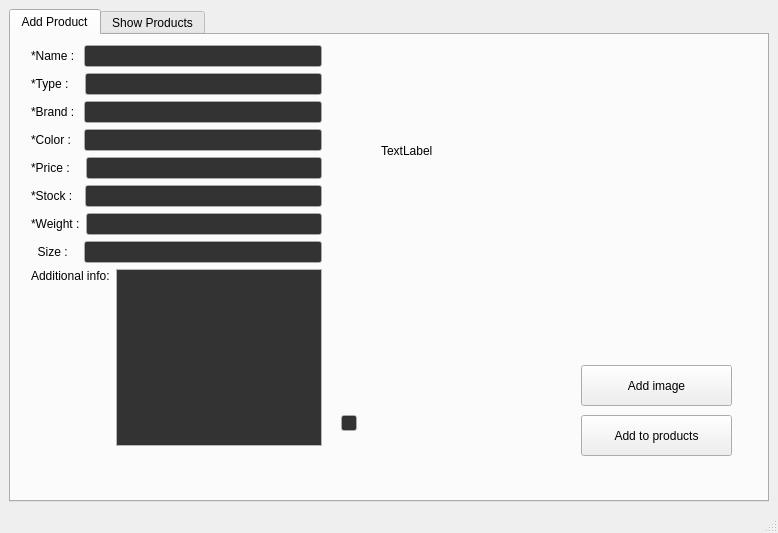
First picture: the form in AP/costumer_ui.ui, repository AP-projects-4001/Guys, before the edit.
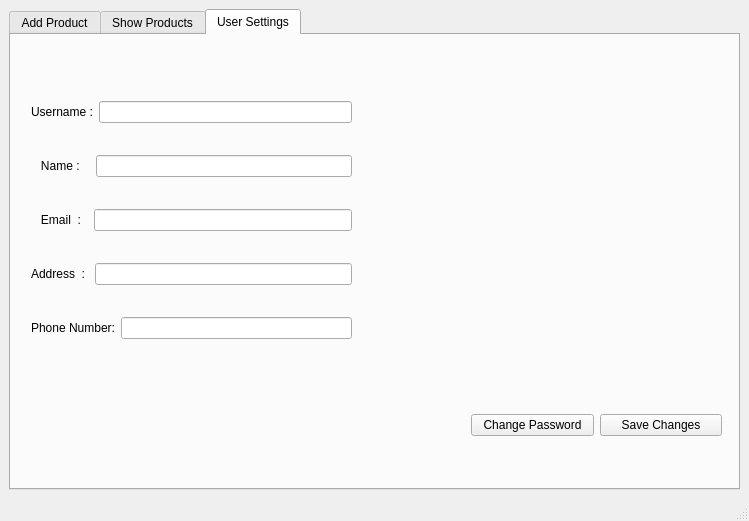
Second picture: the form after the edit. The open tabs and pages were chosen to show the change.

Diff of the .ui file:
```diff
--- a/AP/costumer_ui.ui
+++ b/AP/costumer_ui.ui
@@ -6,8 +6,8 @@
    <rect>
     <x>0</x>
     <y>0</y>
-    <width>778</width>
-    <height>533</height>
+    <width>749</width>
+    <height>521</height>
    </rect>
   </property>
   <property name="windowTitle">
@@ -17,43 +17,6 @@
    <layout class="QGridLayout" name="gridLayout">
     <item row="0" column="0">
      <widget class="QTabWidget" name="tabWidget">
-      <property name="palette">
-       <palette>
-        <active>
-         <colorrole role="Base">
-          <brush brushstyle="SolidPattern">
-           <color alpha="255">
-            <red>9</red>
-            <green>100</green>
-            <blue>65</blue>
-           </color>
-          </brush>
-         </colorrole>
-        </active>
-        <inactive>
-         <colorrole role="Base">
-          <brush brushstyle="SolidPattern">
-           <color alpha="255">
-            <red>51</red>
-            <green>51</green>
-            <blue>51</blue>
-           </color>
-          </brush>
-         </colorrole>
-        </inactive>
-        <disabled>
-         <colorrole role="Base">
-          <brush brushstyle="SolidPattern">
-           <color alpha="255">
-            <red>5</red>
-            <green>53</green>
-            <blue>35</blue>
-           </color>
-          </brush>
-         </colorrole>
-        </disabled>
-       </palette>
-      </property>
       <property name="tabShape">
        <enum>QTabWidget::Rounded</enum>
       </property>
@@ -87,7 +50,7 @@
          </rect>
         </property>
         <property name="text">
-         <string>TextLabel</string>
+         <string/>
         </property>
        </widget>
        <widget class="QPushButton" name="pushButton">
@@ -232,7 +195,7 @@
              <item>
               <widget class="QLabel" name="label_6">
                <property name="text">
-                <string>  Size :   </string>
+                <string>   Size :   </string>
                </property>
               </widget>
              </item>
@@ -375,6 +338,123 @@
         </item>
        </layout>
       </widget>
+      <widget class="QWidget" name="tab_3">
+       <attribute name="title">
+        <string>User Settings</string>
+       </attribute>
+       <widget class="QWidget" name="layoutWidget">
+        <property name="geometry">
+         <rect>
+          <x>20</x>
+          <y>40</y>
+          <width>321</width>
+          <height>291</height>
+         </rect>
+        </property>
+        <layout class="QVBoxLayout" name="verticalLayout_4">
+         <item>
+          <layout class="QHBoxLayout" name="horizontalLayout_10">
+           <item>
+            <widget class="QLabel" name="label_10">
+             <property name="text">
+              <string>Username :</string>
+             </property>
+            </widget>
+           </item>
+           <item>
+            <widget class="QLineEdit" name="lineEdit_user_name">
+             <property name="readOnly">
+              <bool>true</bool>
+             </property>
+            </widget>
+           </item>
+          </layout>
+         </item>
+         <item>
+          <layout class="QHBoxLayout" name="horizontalLayout_11">
+           <item>
+            <widget class="QLabel" name="label_11">
+             <property name="text">
+              <string>   Name :   </string>
+             </property>
+            </widget>
+           </item>
+           <item>
+            <widget class="QLineEdit" name="lineEdit_new_name"/>
+           </item>
+          </layout>
+         </item>
+         <item>
+          <layout class="QHBoxLayout" name="horizontalLayout_12">
+           <item>
+            <widget class="QLabel" name="label_12">
+             <property name="text">
+              <string>   Email  :  </string>
+             </property>
+            </widget>
+           </item>
+           <item>
+            <widget class="QLineEdit" name="lineEdit_email"/>
+           </item>
+          </layout>
+         </item>
+         <item>
+          <layout class="QHBoxLayout" name="horizontalLayout_13">
+           <item>
+            <widget class="QLabel" name="label_13">
+             <property name="text">
+              <string>Address  : </string>
+             </property>
+            </widget>
+           </item>
+           <item>
+            <widget class="QLineEdit" name="lineEdit_address"/>
+           </item>
+          </layout>
+         </item>
+         <item>
+          <layout class="QHBoxLayout" name="horizontalLayout_14">
+           <item>
+            <widget class="QLabel" name="label_14">
+             <property name="text">
+              <string>Phone Number:</string>
+             </property>
+            </widget>
+           </item>
+           <item>
+            <widget class="QLineEdit" name="lineEdit_phone"/>
+           </item>
+          </layout>
+         </item>
+        </layout>
+       </widget>
+       <widget class="QWidget" name="layoutWidget">
+        <property name="geometry">
+         <rect>
+          <x>460</x>
+          <y>360</y>
+          <width>251</width>
+          <height>61</height>
+         </rect>
+        </property>
+        <layout class="QHBoxLayout" name="horizontalLayout_15">
+         <item>
+          <widget class="QPushButton" name="pushButton_change_pass">
+           <property name="text">
+            <string>Change Password</string>
+           </property>
+          </widget>
+         </item>
+         <item>
+          <widget class="QPushButton" name="pushButton_save_change">
+           <property name="text">
+            <string>Save Changes</string>
+           </property>
+          </widget>
+         </item>
+        </layout>
+       </widget>
+      </widget>
      </widget>
     </item>
    </layout>
```
Left out of the diff: 39 changed lines with no effect on the pictures.
